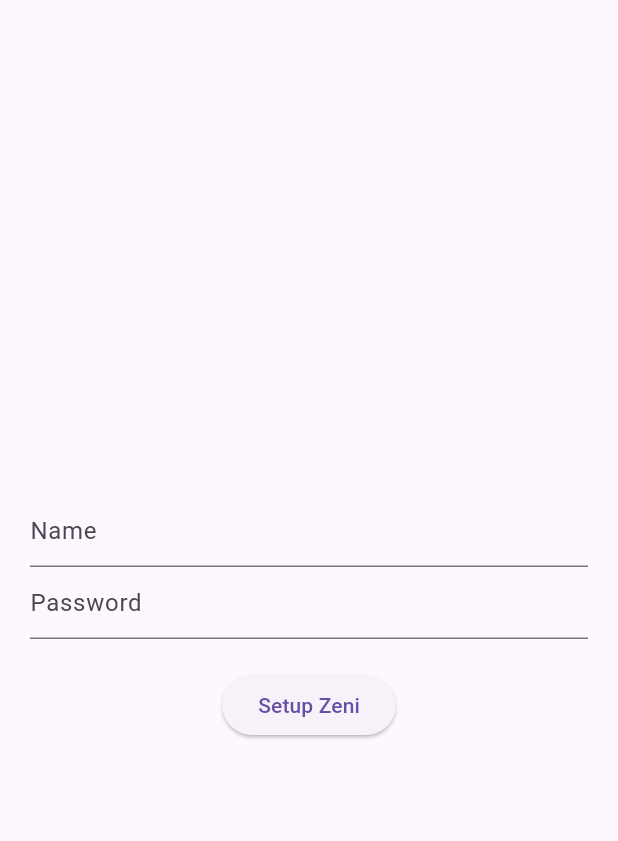
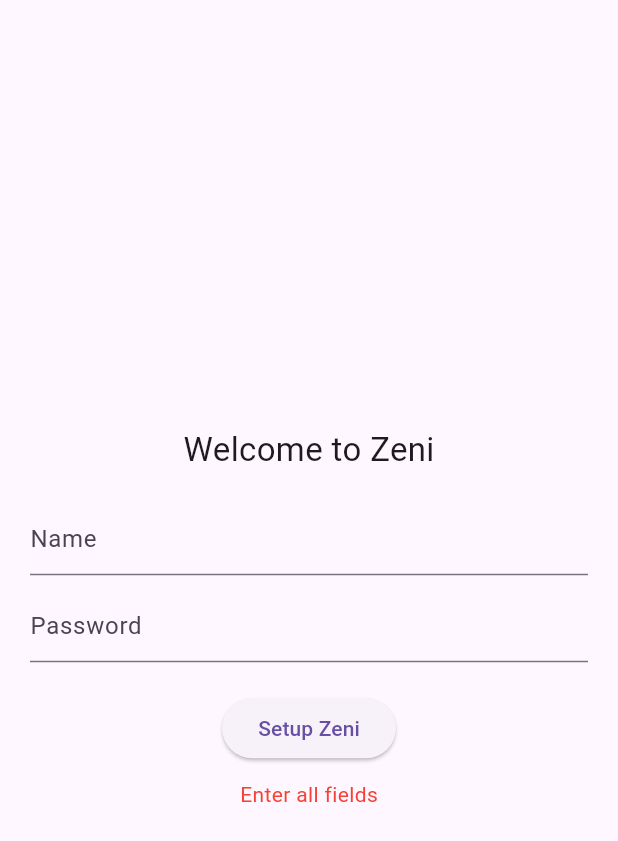
Before and after one commit to MrAJ-oss/Zeni, a Flutter app: the screen it shows after launch, after a tap on "Setup Zeni", on a phone screen of 412 x 824 dp. Shown: the top 841 px of the screen. Run offline on Flutter 3.47's test engine with Material 3 defaults, Android fonts, the phone set to English and light mode, and no system bars; our stand-ins replace flutter_tts, speech_to_text; network calls fail.

Commit message:
final zeni build

```diff
--- a/zeni_app/lib/screens/setup_screen.dart
+++ b/zeni_app/lib/screens/setup_screen.dart
@@ -1,5 +1,6 @@
 import 'package:flutter/material.dart';
 import '../services/auth_service.dart';
+import 'home_screen.dart';
 
 class SetupScreen extends StatefulWidget {
   const SetupScreen({super.key});
@@ -12,15 +13,41 @@
   final name = TextEditingController();
   final pass = TextEditingController();
 
-  void setup() async {
-    await AuthService.setup(
-      name.text,
-      pass.text,
-      "mobile_001",
-    );
+  bool loading = false;
+  String error = "";
 
-    // ignore: use_build_context_synchronously
-    Navigator.pushReplacementNamed(context, "/");
+  Future<void> setup() async {
+    if (name.text.isEmpty || pass.text.isEmpty) {
+      setState(() => error = "Enter all fields");
+      return;
+    }
+
+    setState(() {
+      loading = true;
+      error = "";
+    });
+
+    try {
+      final res = await AuthService.setup(
+        name.text.trim(),
+        pass.text.trim(),
+      );
+
+      if (res["status"] == "created") {
+        Navigator.pushReplacement(
+          // ignore: use_build_context_synchronously
+          context,
+          MaterialPageRoute(builder: (_) => const HomeScreen()),
+        );
+      } else {
+        setState(() => error = "User already exists");
+      }
+
+    } catch (e) {
+      setState(() => error = "Server error");
+    }
+
+    setState(() => loading = false);
   }
 
   @override
@@ -31,10 +58,38 @@
         child: Column(
           mainAxisAlignment: MainAxisAlignment.center,
           children: [
-            TextField(controller: name, decoration: const InputDecoration(hintText: "Name")),
-            TextField(controller: pass, decoration: const InputDecoration(hintText: "Password")),
+
+            const Text("Welcome to Zeni", style: TextStyle(fontSize: 22)),
+
             const SizedBox(height: 20),
-            ElevatedButton(onPressed: setup, child: const Text("Setup Zeni"))
+
+            TextField(
+              controller: name,
+              decoration: const InputDecoration(hintText: "Name"),
+            ),
+
+            const SizedBox(height: 10),
+
+            TextField(
+              controller: pass,
+              obscureText: true,
+              decoration: const InputDecoration(hintText: "Password"),
+            ),
+
+            const SizedBox(height: 20),
+
+            ElevatedButton(
+              onPressed: loading ? null : setup,
+              child: loading
+                  ? const CircularProgressIndicator(color: Colors.white)
+                  : const Text("Setup Zeni"),
+            ),
+
+            if (error.isNotEmpty)
+              Padding(
+                padding: const EdgeInsets.only(top: 10),
+                child: Text(error, style: const TextStyle(color: Colors.red)),
+              ),
           ],
         ),
       ),
--- a/zeni_app/lib/services/api_service.dart
+++ b/zeni_app/lib/services/api_service.dart
@@ -2,21 +2,15 @@
 import 'package:http/http.dart' as http;
 
 class ApiService {
-  static const String base = "https://zeni-1.onrender.com";
+  static const String base = "http://10.0.2.2:3000";
 
-  static Future<Map<String, dynamic>> post(
-      String endpoint, Map body) async {
+  static Future<Map<String, dynamic>> post(String path, Map body) async {
     final res = await http.post(
-      Uri.parse("$base/$endpoint"),
+      Uri.parse("$base/$path"),
       headers: {"Content-Type": "application/json"},
       body: jsonEncode(body),
     );
 
     return jsonDecode(res.body);
   }
-
-  static Future<Map<String, dynamic>> get(String endpoint) async {
-    final res = await http.get(Uri.parse("$base/$endpoint"));
-    return jsonDecode(res.body);
-  }
 }
--- a/zeni_app/lib/services/auth_service.dart
+++ b/zeni_app/lib/services/auth_service.dart
@@ -1,21 +1,10 @@
 import 'api_service.dart';
 
 class AuthService {
-  static Future<String> login(String password, String deviceId) async {
-    final res = await ApiService.post("login", {
-      "password": password,
-      "deviceId": deviceId
-    });
-
-    return res["status"];
-  }
-
-  static Future setup(
-      String name, String password, String deviceId) async {
+  static Future<Map<String, dynamic>> setup(String name, String password) async {
     return await ApiService.post("setup", {
       "name": name,
       "password": password,
-      "deviceId": deviceId
     });
   }
 }
```
Also changed, not shown: zeni_app/pubspec.yaml (+11 -1 lines), zeni_app/pubspec.lock, 7 other files.
